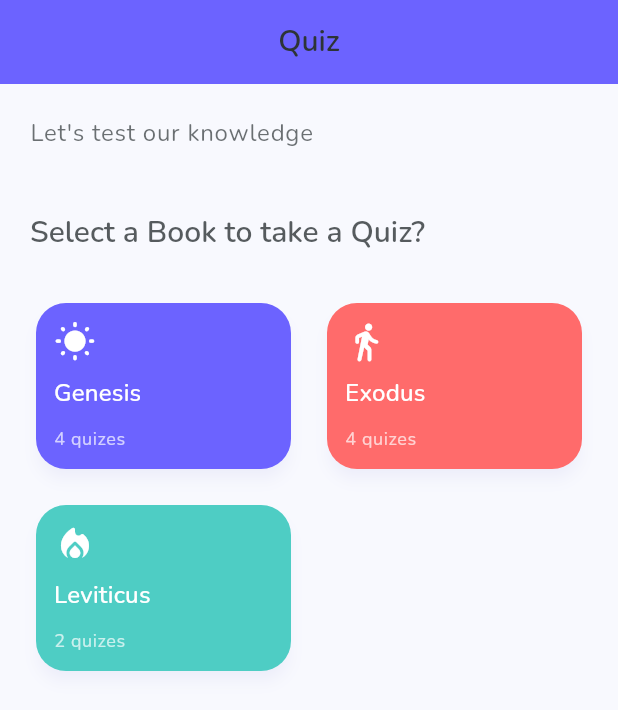
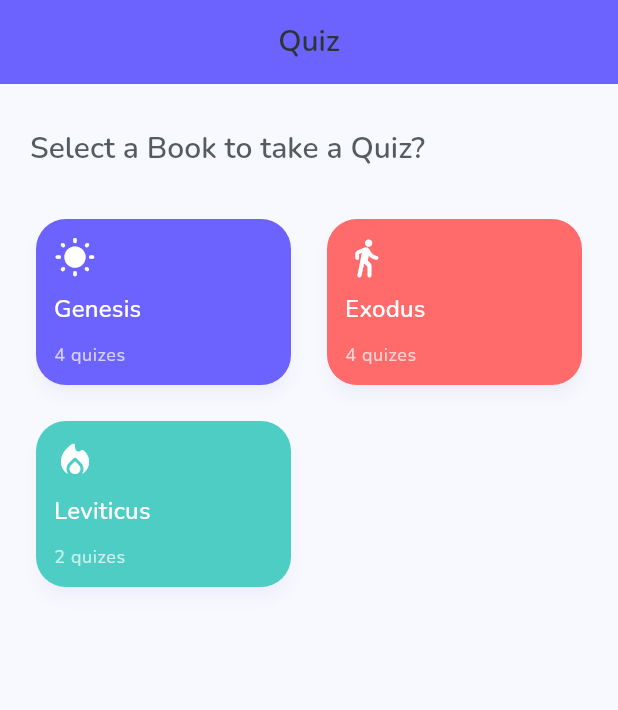
Before and after one commit to ake144/mobile-child-hub, a Flutter app: the QuizPage screen opened directly, on a phone screen of 412 x 824 dp. Shown: the top 710 px of the screen. Run offline on Flutter 3.47's test engine with Material 3 defaults, Android fonts, the phone set to English and light mode, and no system bars; drawn by our look-alikes of flutter_animate; our stand-ins replace audioplayers, confetti, equatable, flutter_bloc, flutter_tts, google_fonts and 2 more; accounts and stored records are empty.

Commit message:
Refactor quiz-related screens and improve layout consistency

```diff
--- a/lib/presentation/screens/home_screen.dart
+++ b/lib/presentation/screens/home_screen.dart
@@ -1,5 +1,4 @@
 import 'package:bible_stories/presentation/screens/quiz_page.dart';
-import 'package:bible_stories/presentation/screens/quiz_screen.dart';
 import 'package:flutter/material.dart';
 import 'package:flutter_bloc/flutter_bloc.dart';
 import 'package:flutter_animate/flutter_animate.dart';
@@ -31,7 +30,7 @@ class _HomeScreenState extends State<HomeScreen> {
           _HomeContent(),
           QuizPage(),
            ProgressScreen(),
-          SettingsScreen(),
+          // SettingsScreen(),
         ],
       ),
       bottomNavigationBar: _buildBottomNav(context),
@@ -53,7 +52,6 @@ class _HomeScreenState extends State<HomeScreen> {
   Widget _buildBottomNav(BuildContext context) {
     final settings = context.watch<SettingsBloc>().state;
     final isAm = settings.languageCode == 'am';
-    final theme = Theme.of(context);
 
     return Container(
       decoration: BoxDecoration(
@@ -127,7 +125,7 @@ class _HomeContent extends StatelessWidget {
                                     .textTheme
                                     .bodyLarge
                                     ?.color
-                                    ?.withOpacity(0.7),
+                                    ?.withValues(alpha: 0.7),
                               ),
                         ),
                       ],
--- a/lib/presentation/screens/progress_screen.dart
+++ b/lib/presentation/screens/progress_screen.dart
@@ -25,7 +25,7 @@ class ProgressScreen extends StatelessWidget {
               crossAxisAlignment: CrossAxisAlignment.start,
               children: [
                   Padding(padding:
-                        EdgeInsetsGeometry.symmetric(horizontal: 22),
+                        EdgeInsetsGeometry.symmetric(horizontal: 20),
 
                   child: Row(
                     children: [
@@ -34,7 +34,7 @@ class ProgressScreen extends StatelessWidget {
                   style: Theme.of(context).textTheme.headlineMedium,
                 ).animate().fadeIn(),
 
-                  const SizedBox(width: 150),
+                  const SizedBox(width: 160),
                    IconButton(onPressed: (){
                         Navigator.push(context,
                           MaterialPageRoute(
--- a/lib/presentation/screens/quiz_list_screen.dart
+++ b/lib/presentation/screens/quiz_list_screen.dart
@@ -3,14 +3,13 @@ import 'package:bible_stories/presentation/blocs/settings_bloc.dart';
 import 'package:bible_stories/presentation/blocs/stories_bloc.dart';
 import 'package:bible_stories/presentation/screens/story_list_screen.dart';
 import 'package:flutter/material.dart';
-import 'package:flutter/widgets.dart';
 import 'package:flutter_bloc/flutter_bloc.dart';
 
-class QuizeList extends StatelessWidget {
+class QuizList extends StatelessWidget {
   final String bookEn;
   final String bookAm;
 
-  const QuizeList({Key? key, required this.bookEn, required this.bookAm}) : super(key: key);
+  const QuizList({super.key, required this.bookEn, required this.bookAm});
 
   @override
   Widget build(BuildContext context) {
--- a/lib/presentation/screens/quiz_page.dart
+++ b/lib/presentation/screens/quiz_page.dart
@@ -1,5 +1,4 @@
 import 'package:bible_stories/core/theme/app_theme.dart';
-import 'package:bible_stories/presentation/blocs/quiz_bloc.dart';
 import 'package:bible_stories/presentation/blocs/settings_bloc.dart';
 import 'package:bible_stories/presentation/blocs/stories_bloc.dart';
 import 'package:bible_stories/presentation/screens/quiz_list_screen.dart';
@@ -9,7 +8,7 @@ import 'package:flutter_bloc/flutter_bloc.dart';
 
 class QuizPage extends StatelessWidget {
 
-   const QuizPage({Key? key}) : super(key: key);
+   const QuizPage({super.key});
 
   @override
   Widget build(BuildContext context) {
@@ -28,26 +27,14 @@ class QuizPage extends StatelessWidget {
       body: SafeArea(child:
            CustomScrollView(
             slivers: [
-              SliverToBoxAdapter(
-                child: Padding(
-                  padding: const EdgeInsets.all(20),
-                  child: Text(
-                    isAm ? 'መጠየቂያ' : "Let's test our knowledge",
-                    style: theme.textTheme.bodyLarge?.copyWith(
-                      color: theme.textTheme.bodyLarge?.color?.withOpacity(0.7),
-                    ),
-                  ).animate().fadeIn(),
-                ),
-              ),
-
-              SliverToBoxAdapter(child:  const SizedBox(height: 20)),
+              SliverToBoxAdapter(child:  const SizedBox(height: 30)),
               SliverToBoxAdapter(
                   child: Padding(
                   padding: const EdgeInsets.symmetric(horizontal: 20),
                   child: Text(
                   isAm ? 'መጠየቂያ ምን ነው?' : 'Select a Book to take a Quiz?',
                   style: theme.textTheme.headlineMedium?.copyWith(
-                    color: theme.textTheme.headlineMedium?.color?.withOpacity(0.8),
+                    color: theme.textTheme.headlineMedium?.color?.withValues(alpha: 0.8),
 
                   ),
                   ),
@@ -132,14 +119,13 @@ class _BookCard extends StatelessWidget {
   final int delay;
 
   const _BookCard({
-    Key? key,
     required this.titleEn,
     required this.titleAm,
     required this.icon,
     required this.color,
      this.storyCount,
     required this.delay,
-  }) : super(key: key);
+  });
 
   @override
   Widget build(BuildContext context) {
@@ -151,7 +137,7 @@ class _BookCard extends StatelessWidget {
         onTap: () {
             Navigator.push(context,
              MaterialPageRoute(builder:
-             (context) => QuizeList(bookEn: titleEn, bookAm: titleAm)));
+             (context) => QuizList(bookEn: titleEn, bookAm: titleAm)));
         },
         child: Padding(
           padding: const EdgeInsets.all(12),
--- a/lib/presentation/screens/settings_screen.dart
+++ b/lib/presentation/screens/settings_screen.dart
@@ -188,7 +188,7 @@ class _SettingsCard extends StatelessWidget {
                   title,
                   style: Theme.of(context).textTheme.bodyMedium?.copyWith(
                     fontWeight: FontWeight.w600,
-                    color: Theme.of(context).textTheme.bodyMedium?.color?.withOpacity(0.8),
+                    color: Theme.of(context).textTheme.bodyMedium?.color?.withValues(alpha: 0.8),
                   ),
                 ),
               ),
--- a/lib/presentation/screens/story_list_screen.dart
+++ b/lib/presentation/screens/story_list_screen.dart
@@ -136,6 +136,7 @@ class StoryCard extends StatelessWidget {
   final bool isquiz;
 
   const StoryCard({
+    super.key,
     required this.story,
     required this.index,
     required this.isquiz,
--- a/pubspec.yaml
+++ b/pubspec.yaml
@@ -44,6 +44,8 @@ dev_dependencies:
   flutter_lints: ^6.0.0
   hive_generator: ^2.0.1
   build_runner: ^2.4.11
+  flutter_launcher_icons: ^0.14.4
+  flutter_native_splash: ^2.4.7
 
 flutter:
   uses-material-design: true
```
